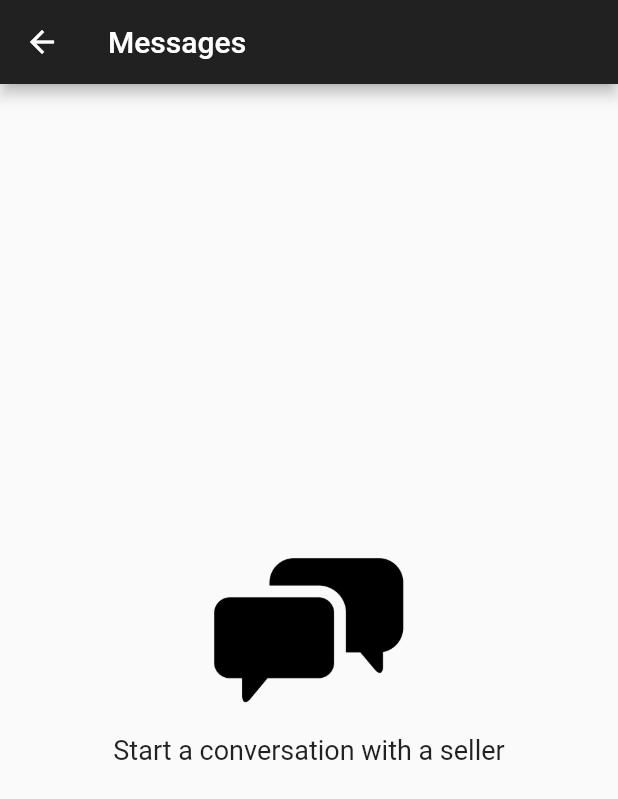
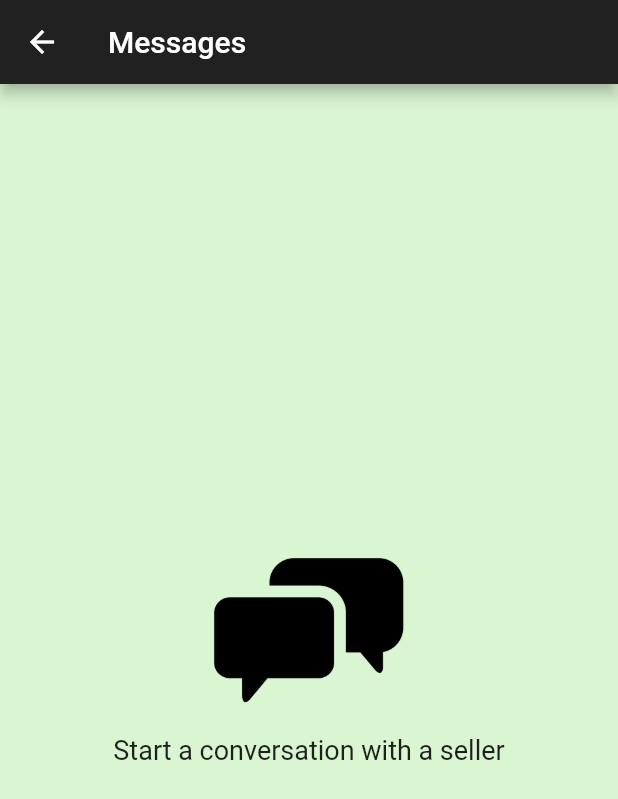
Before and after one commit to OmeshSachethana/UEE_Project, a Flutter app: the ConversationsPage screen opened directly, on a phone screen of 412 x 824 dp. Shown: the top 799 px of the screen. Run offline on Flutter 3.47's test engine with Material 2 defaults, Android fonts, the phone set to English and light mode, and no system bars; our stand-ins replace cloud_firestore, firebase_auth, firebase_core, firebase_storage, google_sign_in, image_picker and 1 more; missing offline and left inert: flutter_paypal; accounts and stored records are empty.

Commit message:
added background colour

```diff
--- a/lib/pages/all_conversations_page.dart
+++ b/lib/pages/all_conversations_page.dart
@@ -65,6 +65,7 @@ class _ConversationsPageState extends State<ConversationsPage> {
   @override
   Widget build(BuildContext context) {
     return Scaffold(
+      backgroundColor: const Color.fromARGB(255, 218, 245, 209),
       appBar: AppBar(
         title: const Text('Messages'),
         backgroundColor: Colors.grey[900],
--- a/lib/pages/exchange/exchanges_screen.dart
+++ b/lib/pages/exchange/exchanges_screen.dart
@@ -12,6 +12,7 @@ class ExchangesScreen extends StatelessWidget {
     final loggedInUserEmail = FirebaseAuth.instance.currentUser?.email ?? '';
 
     return Scaffold(
+      backgroundColor: Color.fromARGB(255, 218, 245, 209),
       appBar: AppBar(
         backgroundColor: Colors.transparent, // Make AppBar transparent
         elevation: 0, // Remove shadow
--- a/lib/pages/exchange/exchanges_widget.dart
+++ b/lib/pages/exchange/exchanges_widget.dart
@@ -35,11 +35,13 @@ class _ExchangesWidgetState extends State<ExchangesWidget> {
   @override
   Widget build(BuildContext context) {
     return Scaffold(
+      backgroundColor: const Color.fromARGB(255, 218, 245, 209),
       body: Align(
         alignment: Alignment.topCenter,
         child: _buildBody(_statusOptions[_selectedIndex]),
       ),
       bottomNavigationBar: BottomNavigationBar(
+        backgroundColor: const Color.fromARGB(255, 218, 245, 209),
         items: const <BottomNavigationBarItem>[
           BottomNavigationBarItem(
             icon: Icon(Icons.pending_actions),
@@ -116,10 +118,7 @@ class _ExchangesWidgetState extends State<ExchangesWidget> {
               padding: const EdgeInsets.all(40.0),
               child: Image.asset(
                 'lib/images/$status.png',
-                width: 150,
                 height: 150,
-                color: const Color.fromRGBO(255, 255, 255, 0.896),
-                colorBlendMode: BlendMode.lighten,
               ),
             ),
           ],
```
Also changed, not shown: lib/images/Completed.png (deleted).
